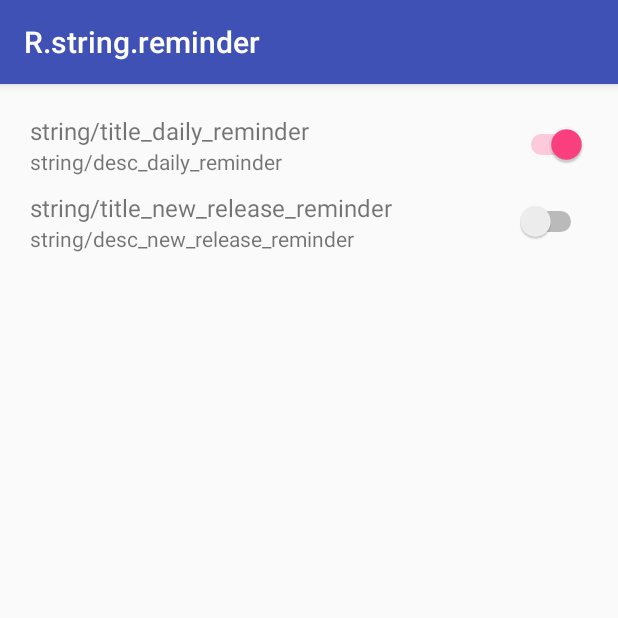
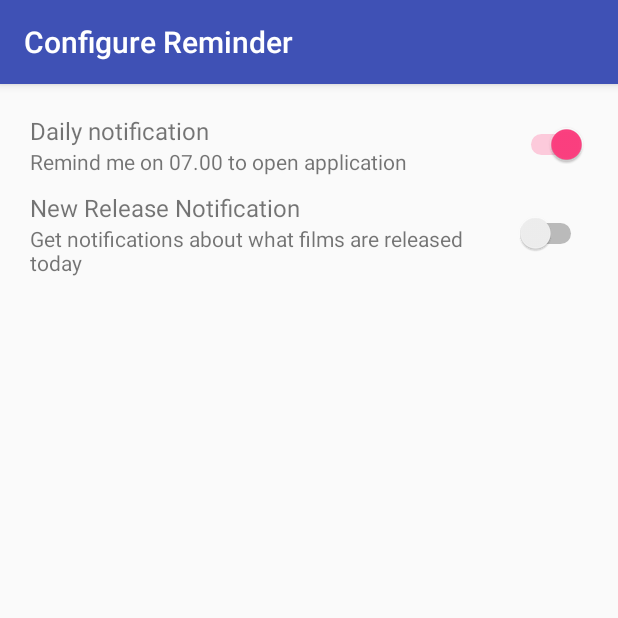
Before and after one commit to fyfirman/movie-catalogue, an Android app: the ReminderActivity screen opened directly, with no data from a screen before it, after a tap on an icon or button, on a phone screen of 412 x 824 dp, the top half of it. Run offline under Robolectric (Android 15) with nearby library versions, the phone set to English and light mode, and no system bars; libraries missing offline, so code that uses them is left out: com.loopj.android, cz.msebera.android.

Commit message:
Remove harcoded string

```diff
--- a/app/src/main/java/com/fyfirman/moviecatalogue/activity/ReminderActivity.java
+++ b/app/src/main/java/com/fyfirman/moviecatalogue/activity/ReminderActivity.java
@@ -19,11 +19,10 @@ public class ReminderActivity extends AppCompatActivity implements View.OnClickL
   protected void onCreate(Bundle savedInstanceState) {
     super.onCreate(savedInstanceState);
     setContentView(R.layout.activity_reminder);
-    setTitle("R.string.reminder");
+    setTitle(R.string.reminder);
 
     reminderReceiver = new ReminderReceiver();
 
-//TODO: Remove hardcoded string
     switchDaily = findViewById(R.id.switch_daily);
     switchNewRelease = findViewById(R.id.switch_new_release);
 
@@ -37,10 +36,10 @@ public class ReminderActivity extends AppCompatActivity implements View.OnClickL
     switch (v.getId()) {
       case R.id.switch_daily:
         if (switchDaily.isChecked()) {
-          Toast.makeText(this, "getString(R.string.daily_enabled)", Toast.LENGTH_SHORT).show();
+          Toast.makeText(this, getString(R.string.daily_enabled), Toast.LENGTH_SHORT).show();
           reminderReceiver.setDailyReminder(this, "07:00","Go Check Movie Review App Today!");
         } else {
-          Toast.makeText(this, "getString(R.string.daily_disabled)", Toast.LENGTH_SHORT).show();
+          Toast.makeText(this, getString(R.string.daily_disabled), Toast.LENGTH_SHORT).show();
           reminderReceiver.cancelDailyReminder(this);
         }
         break;
@@ -48,10 +47,10 @@ public class ReminderActivity extends AppCompatActivity implements View.OnClickL
         if (switchNewRelease.isChecked()) {
           String newReleaseMovie = ReminderReceiver.EXTRA_MESSAGE;
           log.d("newReleaseMovie", newReleaseMovie);
-          Toast.makeText(this, "getString(R.string.new_release_enabled)", Toast.LENGTH_SHORT).show();
+          Toast.makeText(this, getString(R.string.new_release_enabled), Toast.LENGTH_SHORT).show();
           reminderReceiver.setNewReleaseReminder(this, "08:00",newReleaseMovie);
         } else {
-          Toast.makeText(this, "getString(R.string.new_release_disabled)", Toast.LENGTH_SHORT).show();
+          Toast.makeText(this, getString(R.string.new_release_disabled), Toast.LENGTH_SHORT).show();
           reminderReceiver.cancelNewReleaseReminder(this);
         }
         break;
--- a/app/src/main/res/layout/activity_reminder.xml
+++ b/app/src/main/res/layout/activity_reminder.xml
@@ -18,17 +18,16 @@
       android:layout_height="wrap_content"
       android:layout_weight="1"
       android:orientation="vertical">
-<!--TODO: Remove hardcoded string-->
       <TextView
         android:layout_width="wrap_content"
         android:layout_height="wrap_content"
-        android:text="string/title_daily_reminder"
+        android:text="@string/title_daily_reminder"
         android:textSize="16sp" />
 
       <TextView
         android:layout_width="wrap_content"
         android:layout_height="wrap_content"
-        android:text="string/desc_daily_reminder" />
+        android:text="@string/desc_daily_reminder" />
 
     </LinearLayout>
 
@@ -55,13 +54,13 @@
       <TextView
         android:layout_width="wrap_content"
         android:layout_height="wrap_content"
-        android:text="string/title_new_release_reminder"
+        android:text="@string/title_new_release_reminder"
         android:textSize="16sp" />
 
       <TextView
         android:layout_width="wrap_content"
         android:layout_height="wrap_content"
-        android:text="string/desc_new_release_reminder" />
+        android:text="@string/desc_new_release_reminder" />
 
     </LinearLayout>
 
--- a/app/src/main/res/menu/main_menu.xml
+++ b/app/src/main/res/menu/main_menu.xml
@@ -5,9 +5,8 @@
     android:id="@+id/action_change_settings"
     android:title="@string/change_language_settings"
     app:showAsAction="never"/>
-<!--  TODO: Remove hardcoded string-->
   <item
     android:id="@+id/action_reminder_setting"
-    android:title="string/reminder_setting"
+    android:title="@string/reminder_setting"
     app:showAsAction="never" />
 </menu>
```
